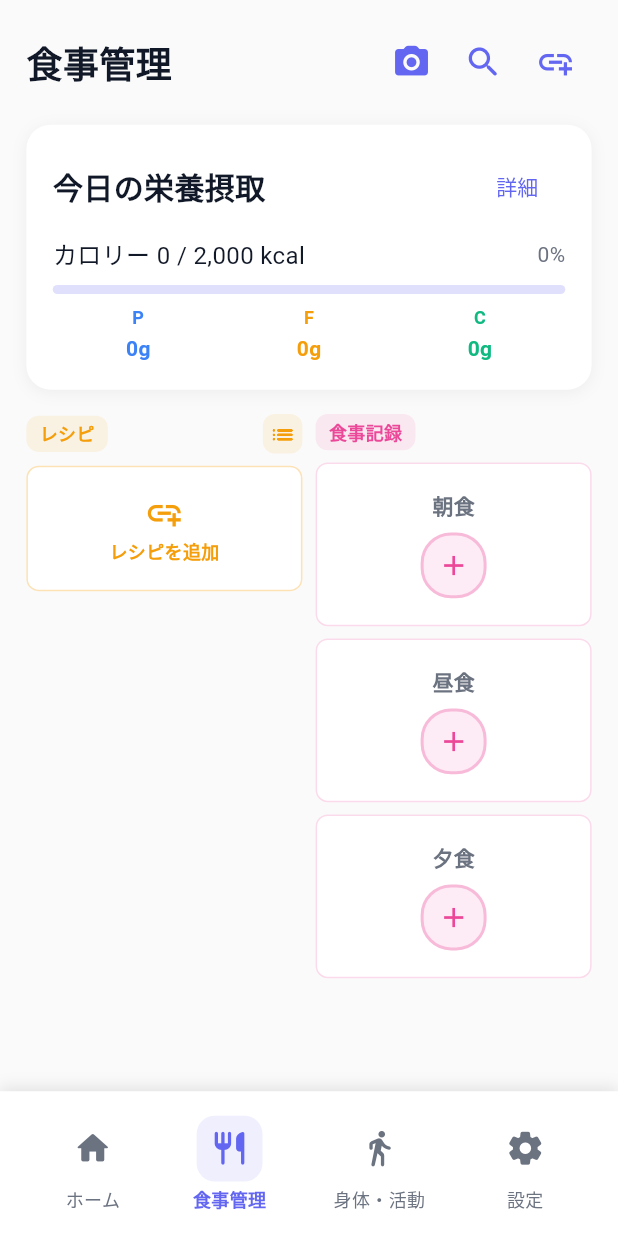
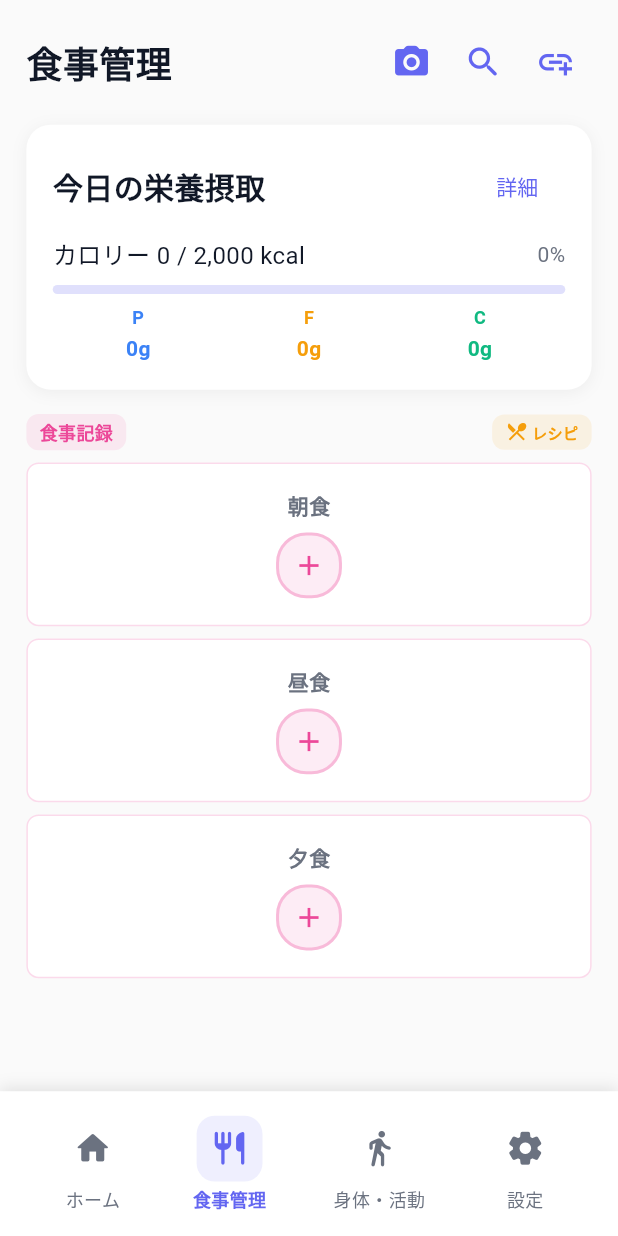
Before and after one commit to buta-tama-soba/wellco, a Flutter app: the screen it shows after launch, item 2 of the bottom bar chosen, on a phone screen of 412 x 824 dp. Run offline on Flutter 3.47's test engine with Material 3 defaults, Android fonts, the phone set to English and light mode, and no system bars; our stand-ins replace cached_network_image, drift, fl_chart, flutter_hooks, flutter_riverpod, flutter_screenutil and 2 more; missing offline and left inert: flutter_inappwebview, health; accounts and stored records are empty; generated files the repository leaves out were written again; statements that could not run were skipped.

Commit message:
feat: レシピエリアを一時的に非表示にして保存済みレシピボタンを食事記録エリアに移動
- レシピカラムを一時的にコメントアウトして非表示
- 保存済みレシピボタンを食事記録エリアのヘッダーに移動
- レシピ一覧画面への遷移機能を維持
- 食事記録専用のカンバンカラムを新規作成

```diff
--- a/lib/presentation/pages/meal_management_page.dart
+++ b/lib/presentation/pages/meal_management_page.dart
@@ -527,23 +527,15 @@ class MealManagementPage extends HookConsumerWidget {
           // ),
           // SizedBox(width: AppConstants.paddingS.w),
 
-          // レシピ
-          Expanded(
-            child: _buildRecipeKanbanColumn(onRecipeListTap),
-          ),
-          SizedBox(width: AppConstants.paddingS.w),
+          // レシピ（一時的に非表示）
+          // Expanded(
+          //   child: _buildRecipeKanbanColumn(onRecipeListTap),
+          // ),
+          // SizedBox(width: AppConstants.paddingS.w),
 
           // 食事記録
           Expanded(
-            child: _buildKanbanColumn(
-              title: '食事記録',
-              color: AppColors.accent,
-              items: [
-                _buildMealSlot('朝食'),
-                _buildMealSlot('昼食'),
-                _buildMealSlot('夕食'),
-              ],
-            ),
+            child: _buildMealKanbanColumn(onRecipeListTap),
           ),
         ],
       ),
@@ -697,6 +689,82 @@ class MealManagementPage extends HookConsumerWidget {
           ),
         ],
       ),
+    );
+  }
+
+  /// 食事記録専用のカンバンカラム（保存済みレシピボタン付き）
+  Widget _buildMealKanbanColumn(VoidCallback onRecipeListTap) {
+    return Column(
+      crossAxisAlignment: CrossAxisAlignment.start,
+      children: [
+        // ヘッダー（タイトル + 保存済みレシピボタン）
+        Row(
+          children: [
+            Container(
+              padding: EdgeInsets.symmetric(
+                horizontal: AppConstants.paddingS.w,
+                vertical: 4.h,
+              ),
+              decoration: BoxDecoration(
+                color: AppColors.accent.withOpacity(0.1),
+                borderRadius: BorderRadius.circular(AppConstants.radiusS.r),
+              ),
+              child: Text(
+                '食事記録',
+                style: AppTextStyles.caption.copyWith(
+                  color: AppColors.accent,
+                  fontWeight: FontWeight.w600,
+                ),
+              ),
+            ),
+            const Spacer(),
+            GestureDetector(
+              onTap: onRecipeListTap,
+              child: Container(
+                padding: EdgeInsets.symmetric(
+                  horizontal: 8.w,
+                  vertical: 4.h,
+                ),
+                decoration: BoxDecoration(
+                  color: AppColors.secondary.withOpacity(0.1),
+                  borderRadius: BorderRadius.circular(AppConstants.radiusS.r),
+                ),
+                child: Row(
+                  mainAxisSize: MainAxisSize.min,
+                  children: [
+                    Icon(
+                      Icons.restaurant_menu,
+                      size: 14.w,
+                      color: AppColors.secondary,
+                    ),
+                    SizedBox(width: 2.w),
+                    Text(
+                      'レシピ',
+                      style: AppTextStyles.caption.copyWith(
+                        color: AppColors.secondary,
+                        fontWeight: FontWeight.w600,
+                        fontSize: 10.sp,
+                      ),
+                    ),
+                  ],
+                ),
+              ),
+            ),
+          ],
+        ),
+        SizedBox(height: AppConstants.paddingS.h),
+
+        // 食事記録スロット
+        Expanded(
+          child: ListView(
+            children: [
+              _buildMealSlot('朝食'),
+              _buildMealSlot('昼食'),
+              _buildMealSlot('夕食'),
+            ],
+          ),
+        ),
+      ],
     );
   }
 
```
